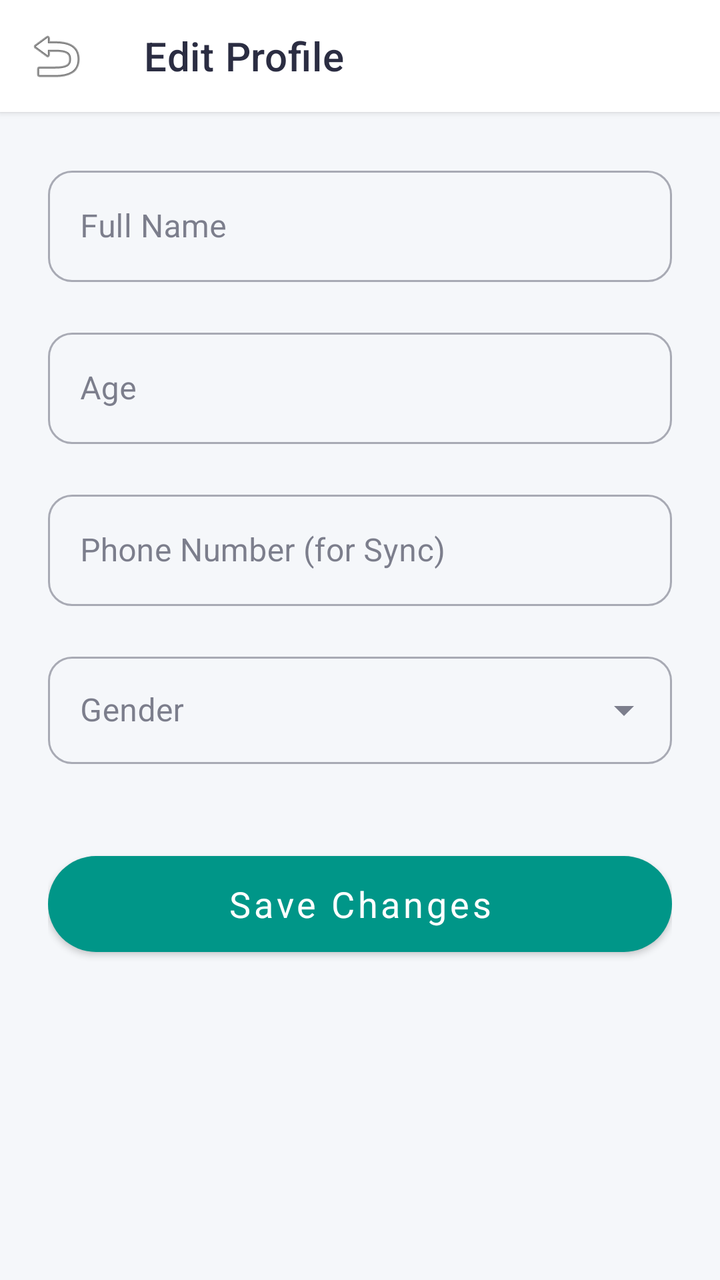
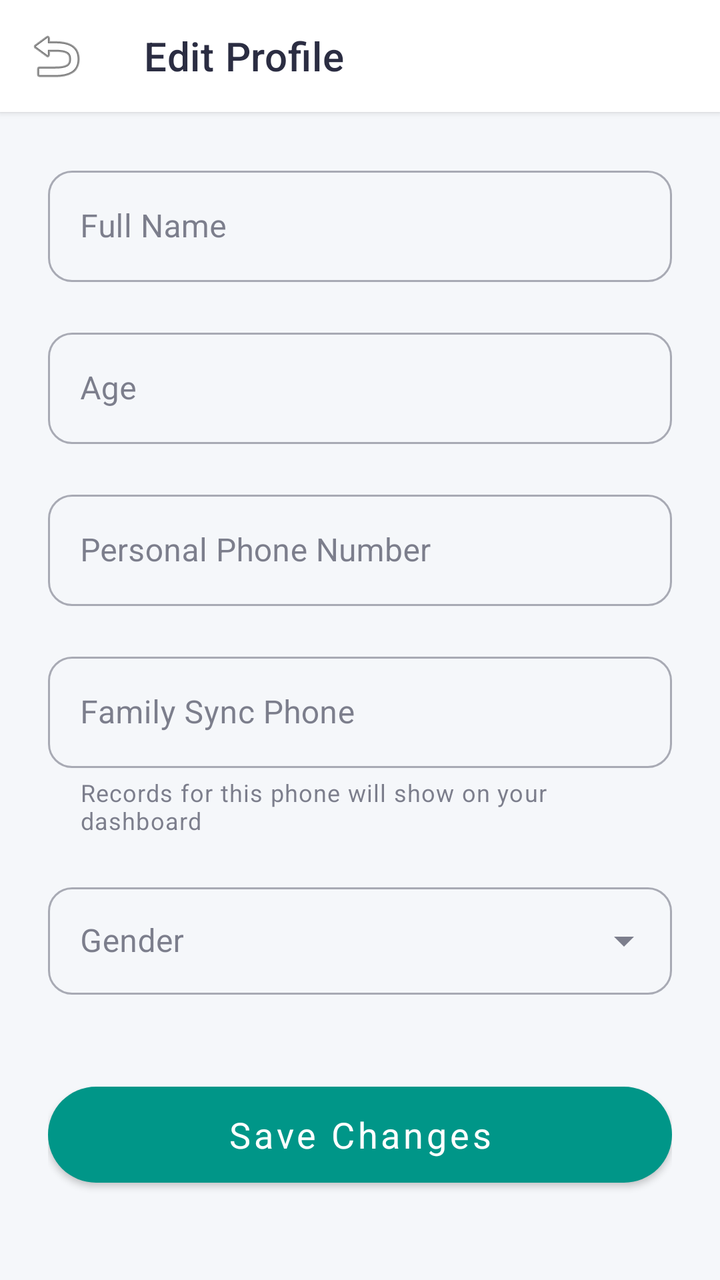

Two renders of the same Android screen: before a commit and after it. Below are the layout's source before the change and the commit's diff.
<!-- AndroidManifest.xml: application theme Theme.DigitalVaccineApp -->
<!-- res/layout/activity_edit_profile.xml -->
<?xml version="1.0" encoding="utf-8"?>
<androidx.coordinatorlayout.widget.CoordinatorLayout xmlns:android="http://schemas.android.com/apk/res/android"
    xmlns:app="http://schemas.android.com/apk/res-auto"
    android:layout_width="match_parent"
    android:layout_height="match_parent"
    android:background="@color/bg_light">

    <com.google.android.material.appbar.AppBarLayout
        android:layout_width="match_parent"
        android:layout_height="wrap_content"
        android:background="@color/white"
        app:elevation="2dp">

        <com.google.android.material.appbar.MaterialToolbar
            android:id="@+id/toolbarEditProfile"
            android:layout_width="match_parent"
            android:layout_height="?attr/actionBarSize"
            app:title="Edit Profile"
            app:navigationIcon="@android:drawable/ic_menu_revert"
            app:titleTextAppearance="@style/TextAppearance.MaterialComponents.Headline6"
            app:titleTextColor="@color/text_main" />

    </com.google.android.material.appbar.AppBarLayout>

    <ScrollView
        android:layout_width="match_parent"
        android:layout_height="match_parent"
        android:clipToPadding="false"
        android:fillViewport="true"
        app:layout_behavior="@string/appbar_scrolling_view_behavior">

        <LinearLayout
            android:layout_width="match_parent"
            android:layout_height="wrap_content"
            android:orientation="vertical"
            android:padding="24dp">

            <com.google.android.material.textfield.TextInputLayout
                style="@style/Widget.MaterialComponents.TextInputLayout.OutlinedBox"
                android:layout_width="match_parent"
                android:layout_height="wrap_content"
                android:layout_marginBottom="20dp"
                android:hint="Full Name"
                app:boxCornerRadiusTopStart="12dp"
                app:boxCornerRadiusTopEnd="12dp"
                app:boxCornerRadiusBottomStart="12dp"
                app:boxCornerRadiusBottomEnd="12dp">

                <com.google.android.material.textfield.TextInputEditText
                    android:id="@+id/etEditProfileName"
                    android:layout_width="match_parent"
                    android:layout_height="wrap_content"
                    android:inputType="textPersonName" />
            </com.google.android.material.textfield.TextInputLayout>

            <com.google.android.material.textfield.TextInputLayout
                style="@style/Widget.MaterialComponents.TextInputLayout.OutlinedBox"
                android:layout_width="match_parent"
                android:layout_height="wrap_content"
                android:layout_marginBottom="20dp"
                android:hint="Age"
                app:boxCornerRadiusTopStart="12dp"
                app:boxCornerRadiusTopEnd="12dp"
                app:boxCornerRadiusBottomStart="12dp"
                app:boxCornerRadiusBottomEnd="12dp">

                <com.google.android.material.textfield.TextInputEditText
                    android:id="@+id/etEditProfileAge"
                    android:layout_width="match_parent"
                    android:layout_height="wrap_content"
                    android:inputType="number" />
            </com.google.android.material.textfield.TextInputLayout>

            
            <com.google.android.material.textfield.TextInputLayout
                style="@style/Widget.MaterialComponents.TextInputLayout.OutlinedBox"
                android:layout_width="match_parent"
                android:layout_height="wrap_content"
                android:layout_marginBottom="20dp"
                android:hint="Phone Number (for Sync)"
                app:boxCornerRadiusTopStart="12dp"
                app:boxCornerRadiusTopEnd="12dp"
                app:boxCornerRadiusBottomStart="12dp"
                app:boxCornerRadiusBottomEnd="12dp">

                <com.google.android.material.textfield.TextInputEditText
                    android:id="@+id/etEditProfilePhone"
                    android:layout_width="match_parent"
                    android:layout_height="wrap_content"
                    android:inputType="phone" />
            </com.google.android.material.textfield.TextInputLayout>

            <com.google.android.material.textfield.TextInputLayout
                style="@style/Widget.MaterialComponents.TextInputLayout.OutlinedBox.ExposedDropdownMenu"
                android:layout_width="match_parent"
                android:layout_height="wrap_content"
                android:layout_marginBottom="40dp"
                android:hint="Gender"
                app:boxCornerRadiusTopStart="12dp"
                app:boxCornerRadiusTopEnd="12dp"
                app:boxCornerRadiusBottomStart="12dp"
                app:boxCornerRadiusBottomEnd="12dp">

                <AutoCompleteTextView
                    android:id="@+id/etEditProfileGender"
                    android:layout_width="match_parent"
                    android:layout_height="wrap_content"
                    android:inputType="none"
                    android:paddingTop="16dp"
                    android:paddingBottom="16dp" />
            </com.google.android.material.textfield.TextInputLayout>

            <com.google.android.material.button.MaterialButton
                android:id="@+id/btnSaveProfile"
                android:layout_width="match_parent"
                android:layout_height="60dp"
                android:text="Save Changes"
                android:textAllCaps="false"
                android:textSize="18sp"
                app:cornerRadius="30dp"
                app:backgroundTint="@color/primary_teal" />

        </LinearLayout>
    </ScrollView>

</androidx.coordinatorlayout.widget.CoordinatorLayout>
<!-- resources referenced by this layout -->
<resources>
  <color name="bg_light">#F5F7FA</color>
  <color name="primary_teal">#009688</color>
  <color name="text_main">#2B2D42</color>
  <color name="white">#FFFFFFFF</color>
  <style name="Theme.DigitalVaccineApp" parent="Theme.MaterialComponents.Light.NoActionBar">
          
          <item name="colorPrimary">@color/primary_teal</item>
          <item name="colorPrimaryVariant">@color/primary_dark</item>
          <item name="colorOnPrimary">@color/white</item>
          <item name="colorSecondary">@color/primary_blue</item>
          
          
          <item name="android:windowBackground">@color/bg_light</item>
          <item name="colorSurface">@color/white</item>
          <item name="colorOnSurface">@color/text_main</item>
          
          
          <item name="android:textColorPrimary">@color/text_main</item>
          <item name="android:textColorSecondary">@color/text_sub</item>
          
          <item name="android:statusBarColor">@color/white</item>
          <item name="android:windowLightStatusBar">true</item>
          
          <item name="colorOutline">@color/stroke_color</item>
          
          
          <item name="shapeAppearanceSmallComponent">@style/ShapeAppearanceOverlay.App.SmallComponent</item>
          <item name="shapeAppearanceMediumComponent">@style/ShapeAppearanceOverlay.App.MediumComponent</item>
          
          
          <item name="fontFamily">sans-serif</item>
      </style>
  <color name="primary_dark">#00695C</color>
  <color name="primary_blue">#4361EE</color>
  <color name="text_sub">#6C757D</color>
  <color name="stroke_color">#E9ECEF</color>
  <style name="ShapeAppearanceOverlay.App.SmallComponent" parent="">
          <item name="cornerFamily">rounded</item>
          <item name="cornerSize">12dp</item>
      </style>
  <style name="ShapeAppearanceOverlay.App.MediumComponent" parent="">
          <item name="cornerFamily">rounded</item>
          <item name="cornerSize">16dp</item>
      </style>
</resources>

<!-- the commit's change to res/layout/activity_edit_profile.xml (unified diff, before → after) -->
@@ -77,7 +77,7 @@
                 android:layout_width="match_parent"
                 android:layout_height="wrap_content"
                 android:layout_marginBottom="20dp"
-                android:hint="Phone Number (for Sync)"
+                android:hint="Personal Phone Number"
                 app:boxCornerRadiusTopStart="12dp"
                 app:boxCornerRadiusTopEnd="12dp"
                 app:boxCornerRadiusBottomStart="12dp"
@@ -85,6 +85,26 @@
 
                 <com.google.android.material.textfield.TextInputEditText
                     android:id="@+id/etEditProfilePhone"
+                    android:layout_width="match_parent"
+                    android:layout_height="wrap_content"
+                    android:inputType="phone" />
+            </com.google.android.material.textfield.TextInputLayout>
+
+            
+            <com.google.android.material.textfield.TextInputLayout
+                style="@style/Widget.MaterialComponents.TextInputLayout.OutlinedBox"
+                android:layout_width="match_parent"
+                android:layout_height="wrap_content"
+                android:layout_marginBottom="20dp"
+                android:hint="Family Sync Phone"
+                app:helperText="Records for this phone will show on your dashboard"
+                app:boxCornerRadiusTopStart="12dp"
+                app:boxCornerRadiusTopEnd="12dp"
+                app:boxCornerRadiusBottomStart="12dp"
+                app:boxCornerRadiusBottomEnd="12dp">
+
+                <com.google.android.material.textfield.TextInputEditText
+                    android:id="@+id/etEditProfileFamilySyncPhone"
                     android:layout_width="match_parent"
                     android:layout_height="wrap_content"
                     android:inputType="phone" />
